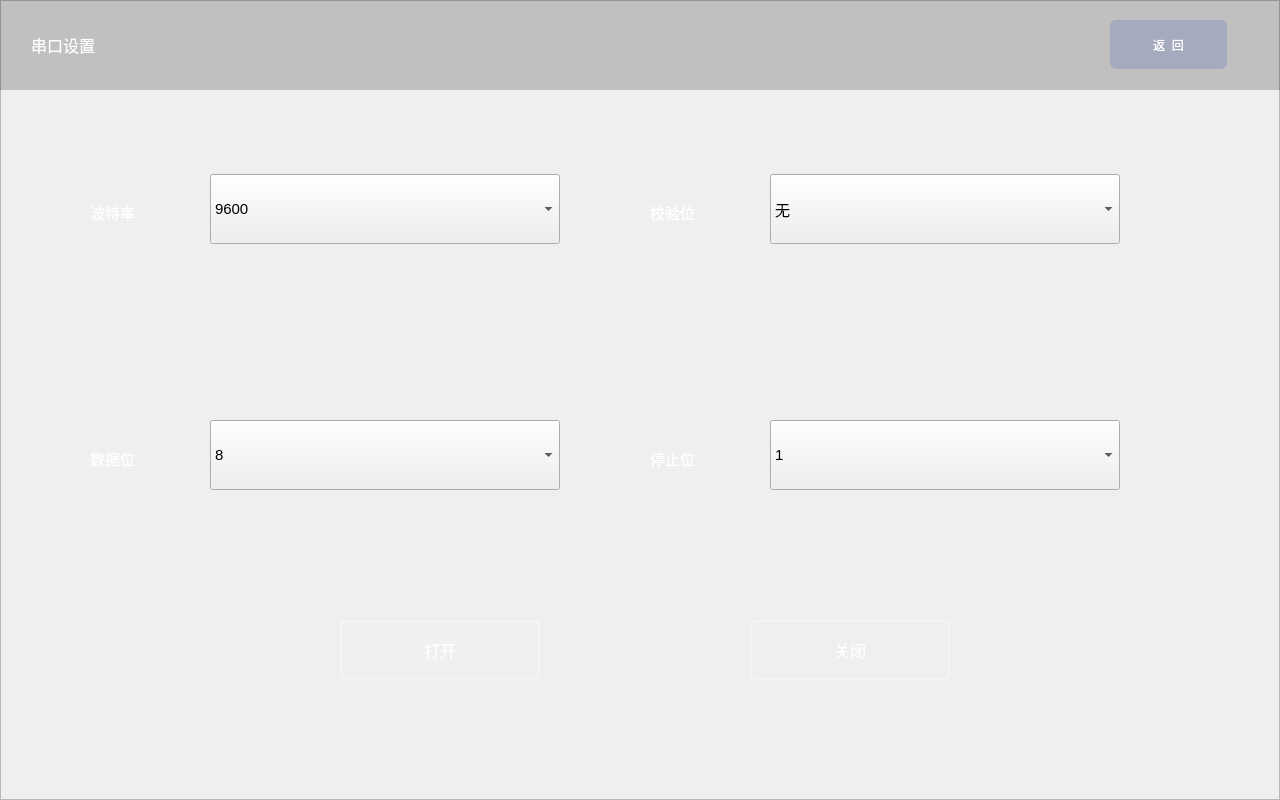
Old version of the form serial.ui in the repository thewayI/tiny4412.
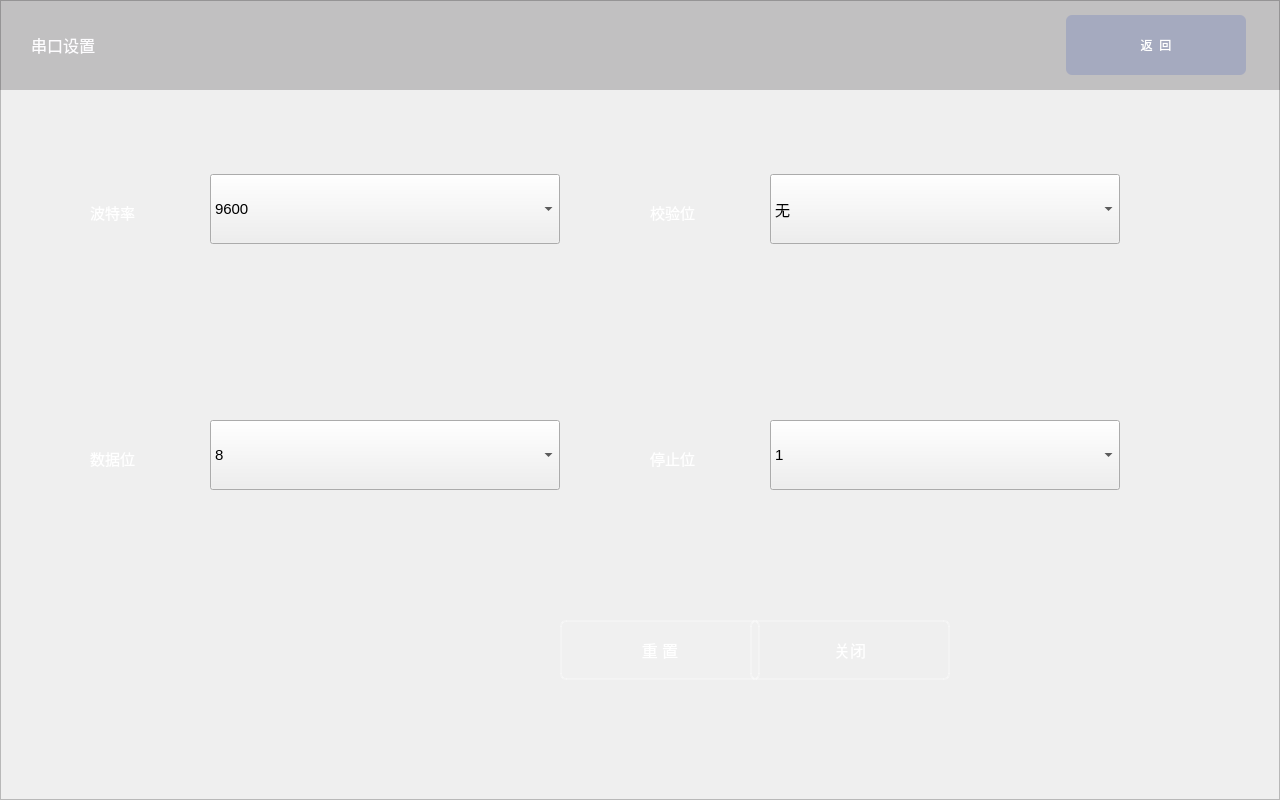
New version of the form. Icons and pictures are not drawn.

What changed in the file:
```diff
--- a/serial.ui
+++ b/serial.ui
@@ -407,7 +407,7 @@
   <widget class="QPushButton" name="Startsmsbtn">
    <property name="geometry">
     <rect>
-     <x>340</x>
+     <x>560</x>
      <y>620</y>
      <width>200</width>
      <height>60</height>
@@ -428,7 +428,7 @@
 border-bottom-right-radius:6px;</string>
    </property>
    <property name="text">
-    <string>打开</string>
+    <string>重 置</string>
    </property>
   </widget>
   <widget class="QPushButton" name="Stopsmsbtn">
@@ -490,10 +490,10 @@
   <widget class="QPushButton" name="btn_configureMachine_2">
    <property name="geometry">
     <rect>
-     <x>1110</x>
-     <y>20</y>
-     <width>117</width>
-     <height>49</height>
+     <x>1066</x>
+     <y>15</y>
+     <width>180</width>
+     <height>60</height>
     </rect>
    </property>
    <property name="font">
```
Left out of the diff: 87 changed lines with no effect on the pictures.
